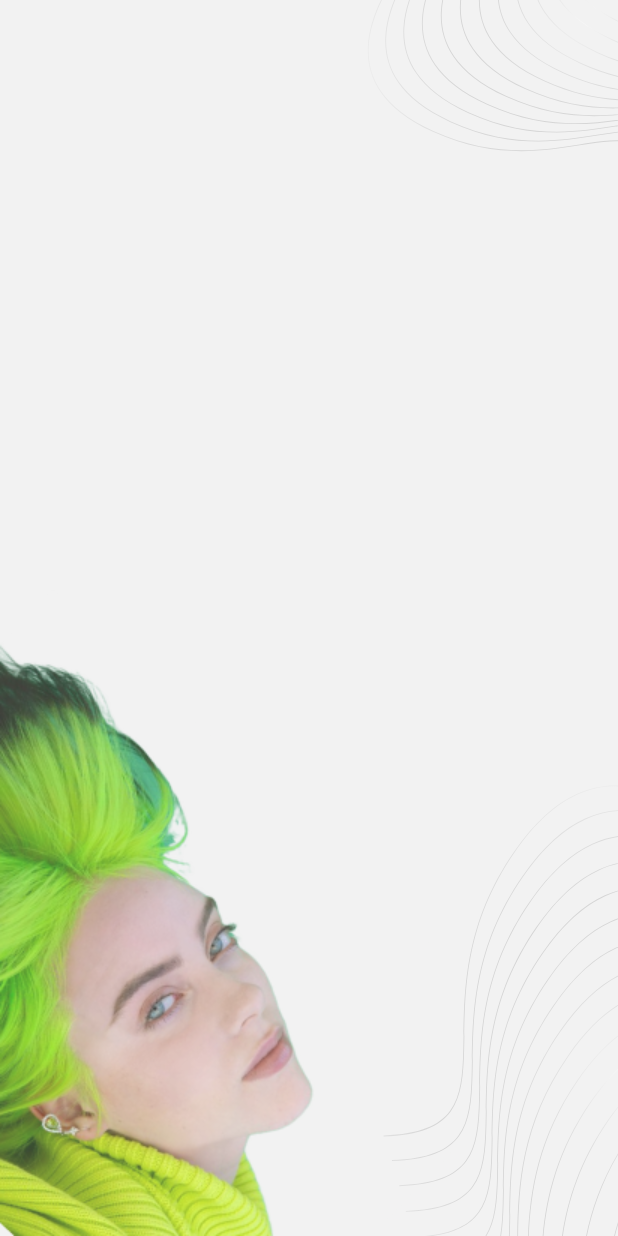
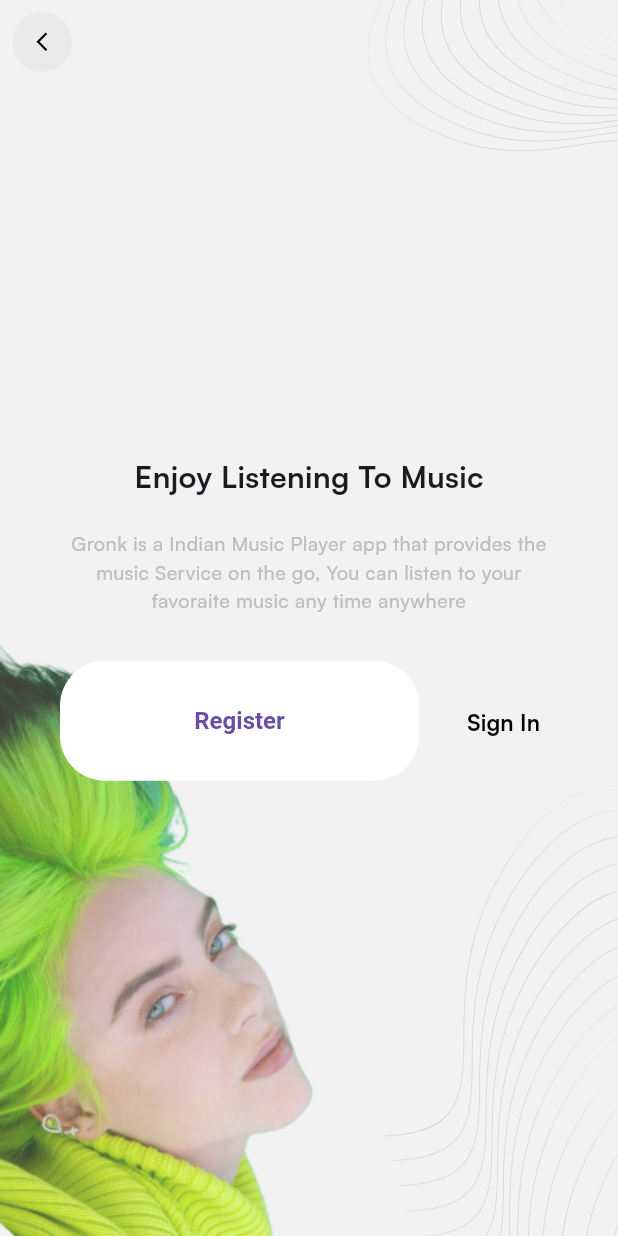
Before and after one commit to aarvexploit/Gronk, a Flutter app: the SignupOrSignin screen opened directly, on a phone screen of 412 x 824 dp. Run offline on Flutter 3.47's test engine with Material 3 defaults, Android fonts, the phone set to English and light mode, and no system bars; our stand-ins replace flutter_bloc, flutter_svg, hydrated_bloc; statements that could not run were skipped.

Commit message:
Finished Signup or Signin Page

```diff
--- /dev/null
+++ b/lib/common/helpers/is_dark.dart
@@ -0,0 +1,7 @@
+import 'package:flutter/material.dart';
+
+extension DarkMode on BuildContext{
+  bool get isDarkMode{
+    return Theme.of(this).brightness == Brightness.dark;
+  }
+}
--- /dev/null
+++ b/lib/common/widgets/appbar/app_bar.dart
@@ -0,0 +1,32 @@
+import 'package:flutter/material.dart';
+import 'package:gronk/common/helpers/is_dark.dart';
+
+class BasicAppBar extends StatelessWidget {
+  const BasicAppBar({super.key});
+
+  @override
+  Widget build(BuildContext context) {
+    return AppBar(
+      backgroundColor: Colors.transparent,
+      elevation: 0,
+      leading: IconButton(
+        onPressed: (){
+          Navigator.pop(context);
+        },
+        icon: Container(
+          height: 50,
+          width: 50,
+          decoration: BoxDecoration(
+            color:context.isDarkMode ? Colors.white.withOpacity(0.03) : Colors.black.withOpacity(0.03),
+            shape: BoxShape.circle
+          ),
+          child: Icon(
+            Icons.arrow_back_ios_new,
+            size: 15,
+            color: context.isDarkMode ? Colors.white : Colors.black,
+          ),
+        ),
+      ),
+    );
+  }
+}
--- a/lib/core/configs/theme/app_theme.dart
+++ b/lib/core/configs/theme/app_theme.dart
@@ -12,7 +12,8 @@ class AppTheme{
     elevatedButtonTheme: ElevatedButtonThemeData(
       style: ElevatedButton.styleFrom(
         backgroundColor: AppColors.primary,
-        textStyle: const TextStyle(fontSize: 20, fontWeight: FontWeight.bold),
+        elevation: 0,
+        textStyle: const TextStyle(fontSize: 16, fontWeight: FontWeight.bold),
         shape: RoundedRectangleBorder(
           borderRadius: BorderRadius.circular(30)
         )
@@ -28,7 +29,8 @@ class AppTheme{
     elevatedButtonTheme: ElevatedButtonThemeData(
       style: ElevatedButton.styleFrom(
         backgroundColor: AppColors.primary,
-        textStyle: const TextStyle(fontSize: 20, fontWeight: FontWeight.bold),
+        elevation: 0,
+        textStyle: const TextStyle(fontSize: 16, fontWeight: FontWeight.bold),
         shape: RoundedRectangleBorder(
           borderRadius: BorderRadius.circular(30)
         )
--- a/lib/presentation/authentication/pages/signup_or_signin.dart
+++ b/lib/presentation/authentication/pages/signup_or_signin.dart
@@ -1,7 +1,12 @@
 import 'package:flutter/material.dart';
 import 'package:flutter_svg/flutter_svg.dart';
+import 'package:gronk/common/helpers/is_dark.dart';
+import 'package:gronk/common/widgets/appbar/app_bar.dart';
+import 'package:gronk/common/widgets/button/basic_app_button.dart';
 import 'package:gronk/core/configs/assets/app_vectors.dart';
+import 'package:gronk/core/configs/theme/app_colors.dart';
 import 'package:gronk/core/configs/theme/app_images.dart';
+
 
 class SignupOrSignin extends StatelessWidget {
   const SignupOrSignin({super.key});
@@ -11,6 +16,7 @@ class SignupOrSignin extends StatelessWidget {
     return Scaffold(
       body: Stack(
         children: [
+          const BasicAppBar(),
           Align(
             alignment: Alignment.topRight,
             child: SvgPicture.asset(
@@ -28,6 +34,66 @@ class SignupOrSignin extends StatelessWidget {
             child: Image.asset(
               AppImages.authBG
             ),
+            ),
+
+          const Align(
+            alignment: Alignment.center,
+            child: Padding(
+              padding: EdgeInsets.symmetric(
+                horizontal: 40
+              ),
+              child: Column(
+                mainAxisAlignment: MainAxisAlignment.center,
+                crossAxisAlignment: CrossAxisAlignment.center,
+                children: [
+                  Text(
+                    'Enjoy Listening To Music',
+                    style: TextStyle(
+                      fontWeight: FontWeight.bold,
+                      fontSize: 20
+                    ),
+                  ),
+                  SizedBox(
+                    height: 21,
+                  ),
+                  Text(
+                    'Gronk is a Indian Music Player app that provides the music Service on the go, You can listen to your favoraite music any time anywhere',
+                    style: TextStyle(
+                      fontWeight: FontWeight.w500,
+                      fontSize: 13,
+                      color: AppColors.grey
+                    ),
+                    textAlign: TextAlign.center,
+                  ),
+                  SizedBox(
+                    height: 30,
+                  ),
+                  Row(
+                    children: [
+                      Expanded(
+                        child: BasicAppButton(
+                          title : 'Register',
+                          onPressed: (){},
+                          ),
+                      ),
+                      SizedBox(width: 20,),
+                      TextButton(
+                        onPressed: (){},
+                        child: Text(
+                          'Sign In',
+                          style: TextStyle(
+                            fontWeight: FontWeight.bold,
+                            fontSize: 15,
+                            color: context.isDarkMode ? Colors.white : Colors.black
+                          ),
+                        )
+                      )
+                    ],
+                  )
+                ],
+
+              ),
+            )
             )
 
         ],
--- a/lib/presentation/intro/pages/get_started.dart
+++ b/lib/presentation/intro/pages/get_started.dart
@@ -1,5 +1,4 @@
 import 'package:flutter/material.dart';
-import 'package:flutter/widgets.dart';
 import 'package:gronk/common/widgets/button/basic_app_button.dart';
 import 'package:gronk/core/configs/theme/app_colors.dart';
 import 'package:gronk/core/configs/theme/app_images.dart';
--- a/lib/presentation/splash/pages/splash.dart
+++ b/lib/presentation/splash/pages/splash.dart
@@ -1,5 +1,6 @@
 import 'package:flutter/material.dart';
 import 'package:flutter_svg/flutter_svg.dart';
+import 'package:gronk/common/helpers/is_dark.dart';
 import 'package:gronk/core/configs/assets/app_vectors.dart';
 import 'package:gronk/presentation/intro/pages/get_started.dart';
 
@@ -23,7 +24,7 @@ class _SplashPageState extends State<SplashPage> {
     return Scaffold(
       body: Center(
         child: SvgPicture.asset(
-          AppVectors.darklogo
+          context.isDarkMode ? AppVectors.lightlogo : AppVectors.darklogo
         )
         ),
     );
```
Also changed, not shown: 1 other file.
